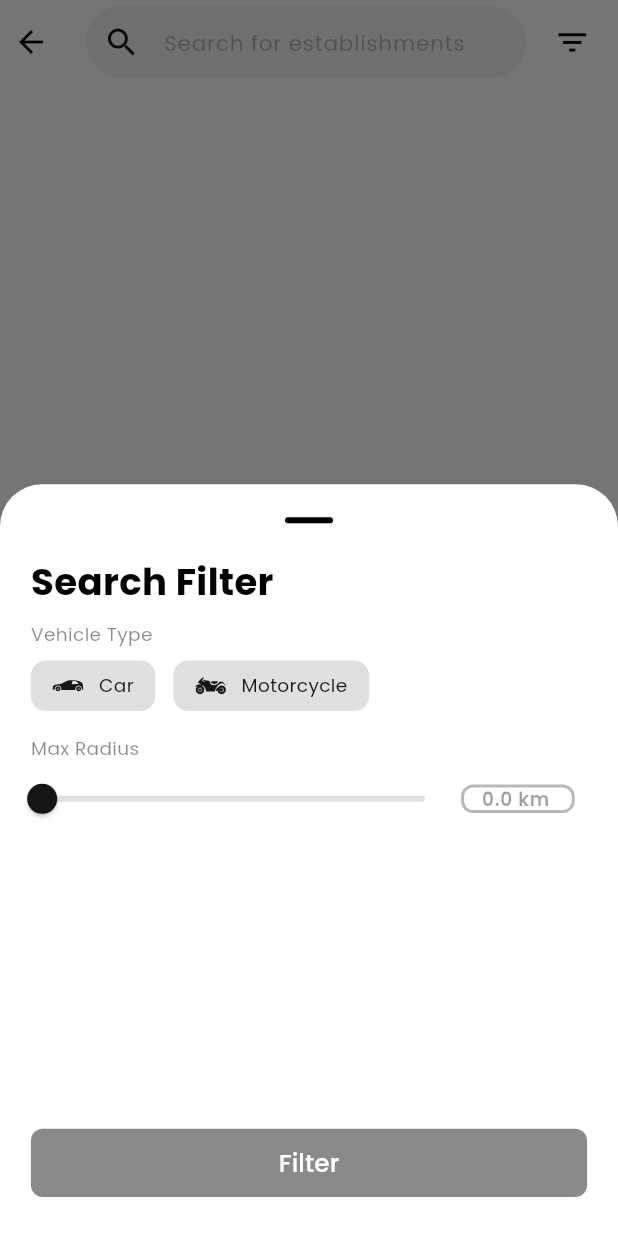
After one commit to eseepark06/eseepark, a Flutter app: the Search screen opened directly, after a tap on the "filter list" icon, on a phone screen of 412 x 824 dp. The commit adds this screen. Run offline on Flutter 3.47's test engine with Material 3 defaults, Android fonts, the phone set to English and light mode, and no system bars; drawn by our look-alikes of syncfusion_flutter_sliders; our stand-ins replace custom_refresh_indicator, dropdown_button2, flutter_native_splash, flutter_otp_text_field, flutter_sticky_header, flutter_svg and 6 more; accounts and stored records are empty; statements that could not run were skipped.

Commit message:
eSEEPark v1.0.8

```diff
--- a/lib/models/establishment_model.dart
+++ b/lib/models/establishment_model.dart
@@ -90,8 +90,6 @@ class Establishment {
     );
   }
 
-
-
   // Convert an instance to a Map
   Map<String, dynamic> toMap() {
     return {
--- /dev/null
+++ b/lib/screens/others/search/partials/search_filter.dart
@@ -0,0 +1,258 @@
+import 'package:eseepark/globals.dart';
+import 'package:flutter/material.dart';
+import 'package:flutter_svg/flutter_svg.dart';
+import 'package:syncfusion_flutter_sliders/sliders.dart';
+
+class SearchFilter extends StatefulWidget {
+  final Map<String, dynamic> filter;
+
+  const SearchFilter({
+    super.key,
+    required this.filter
+  });
+
+  @override
+  State<SearchFilter> createState() => _SearchFilterState();
+}
+
+class _SearchFilterState extends State<SearchFilter> {
+  Map<String, dynamic> searchFilter = {};
+
+  List<VehicleType> vehicleType = [];
+
+  @override
+  void initState() {
+    super.initState();
+
+    searchFilter = widget.filter;
+
+    vehicleType = [
+      VehicleType(0, 'Car', 'assets/svgs/search/car.svg'),
+      VehicleType(1, 'Motorcycle', 'assets/svgs/search/motorcycle.svg'),
+    ];
+  }
+
+  @override
+  Widget build(BuildContext context) {
+    return Container(
+      height: screenHeight * 0.55,
+      width: screenWidth,
+      child: Column(
+        mainAxisAlignment: MainAxisAlignment.spaceBetween,
+        crossAxisAlignment: CrossAxisAlignment.start,
+        children: [
+          Container(
+            child: Column(
+              crossAxisAlignment: CrossAxisAlignment.start,
+              children: [
+                Padding(
+                  padding: EdgeInsets.symmetric(
+                    horizontal: screenWidth * 0.05,
+                  ),
+                  child: Text('Search Filter',
+                    style: TextStyle(
+                      fontWeight: FontWeight.w700,
+                      fontSize: screenWidth * 0.06
+                    ),
+                  ),
+                ),
+                SizedBox(height: screenHeight * 0.01),
+                Container(
+                  margin: EdgeInsets.only(bottom: screenHeight * 0.01),
+                  padding: EdgeInsets.symmetric(
+                    horizontal: screenWidth * 0.05,
+                  ),
+                  child: Column(
+                    crossAxisAlignment: CrossAxisAlignment.start,
+                    children: [
+                      Text('Vehicle Type',
+                        style: TextStyle(
+                            fontSize: screenWidth * 0.03,
+                            color: Theme.of(context).colorScheme.primary.withValues(alpha: 0.5)
+                        ),
+                      ),
+                      SizedBox(height: screenHeight * 0.01),
+                      Wrap(
+                        alignment: WrapAlignment.start,
+                        spacing: 12.0, // Add spacing between items
+                        runSpacing: 12.0, // Add spacing between rows
+                        children: vehicleType.asMap().entries.map((e) {
+                          final int index = e.key;
+                          final VehicleType type = e.value;
+
+                          return InkWell(
+                            onTap: () {
+                              setState(() {
+                                searchFilter['vehicle_type'] ??= []; // Ensure it's a list before using it
+                                if ((searchFilter['vehicle_type'] as List).contains(type.name)) {
+                                  (searchFilter['vehicle_type'] as List).remove(type.name);
+                                } else {
+                                  (searchFilter['vehicle_type'] as List).add(type.name);
+                                }
+                              });
+                            },
+                            borderRadius: BorderRadius.circular(10),
+                            child: Container(
+                              decoration: BoxDecoration(
+                                color: searchFilter['vehicle_type'] != null && (searchFilter['vehicle_type'] as List).contains(type.name) ? Theme.of(context).colorScheme.primary :  Theme.of(context).colorScheme.secondary,
+                                borderRadius: BorderRadius.circular(10),
+                              ),
+                              padding: EdgeInsets.symmetric(
+                                horizontal: screenWidth * 0.035,
+                                vertical: screenHeight * 0.008
+                              ),
+                              child: Row(
+                                mainAxisSize: MainAxisSize.min,
+                                children: [
+                                  SvgPicture.asset(type.svgAsset,
+                                    width: screenWidth * 0.05,
+                                    colorFilter: ColorFilter.mode(
+                                      searchFilter['vehicle_type'] != null && (searchFilter['vehicle_type'] as List).contains(type.name) ? Colors.white : Theme.of(context).colorScheme.primary,
+                                      BlendMode.srcIn,
+                                    ),
+                                  ),
+                                  SizedBox(width: screenWidth * 0.025),
+                                  Text(type.name,
+                                    style: TextStyle(
+                                      fontSize: screenWidth * 0.03,
+                                      fontWeight: searchFilter['vehicle_type'] != null && (searchFilter['vehicle_type'] as List).contains(type.name) ? FontWeight.bold : FontWeight.normal,
+                                      color: searchFilter['vehicle_type'] != null && (searchFilter['vehicle_type'] as List).contains(type.name) ? Colors.white : Theme.of(context).colorScheme.primary,
+                                    ),
+                                  ),
+                                ],
+                              ),
+                            ),
+                          );
+                        }).toList(),
+                      ),
+                    ],
+                  ),
+                ),
+                SizedBox(height: screenHeight * 0.01),
+                Container(
+                  margin: EdgeInsets.only(bottom: screenHeight * 0.01),
+                  child: Column(
+                    crossAxisAlignment: CrossAxisAlignment.start,
+                    children: [
+                      Padding(
+                        padding: EdgeInsets.symmetric(
+                          horizontal: screenWidth * 0.05,
+                        ),
+                        child: Text('Max Radius',
+                          style: TextStyle(
+                              fontSize: screenWidth * 0.03,
+                              color: Theme.of(context).colorScheme.primary.withValues(alpha: 0.5)
+                          ),
+                        ),
+                      ),
+                      Padding(
+                        padding: EdgeInsets.only(
+                          left: screenWidth * 0.01,
+                          right: screenWidth * 0.07,
+                        ),
+                        child: Row(
+                          children: [
+                            Expanded(
+                              flex: 4,
+                              child: SfSlider(
+                                min: 0.0,
+                                max: 40.0,
+                                value: searchFilter['max_radius_km'] ?? 0.0,
+                                interval: 20,
+                                enableTooltip: false,
+                                minorTicksPerInterval: 1,
+                                edgeLabelPlacement: EdgeLabelPlacement.auto,
+                                activeColor: Theme.of(context).colorScheme.primary,
+                                labelPlacement: LabelPlacement.onTicks,
+                                inactiveColor: Theme.of(context).colorScheme.secondary,
+                                onChanged: (dynamic value){
+                                  setState(() {
+                                    searchFilter['max_radius_km'] = double.parse((value).toStringAsPrecision(2));
+                                  });
+
+                                  print(searchFilter);
+                                },
+                              ),
+                            ),
+                            Expanded(
+                              flex: 1,
+                              child: TextFormField(
+                                controller: TextEditingController(text: '${searchFilter['max_radius_km'] ?? 0.0} km'),
+                                textAlign: TextAlign.center,
+                                style: TextStyle(
+                                    fontFamily: 'Poppins',
+                                    fontWeight: FontWeight.w600,
+                                    fontSize: screenWidth * 0.03
+                                ),
+                                enabled: false,
+                                decoration: InputDecoration(
+                                  contentPadding: EdgeInsets.symmetric(
+                                      horizontal: screenWidth * 0.02,
+                                      vertical: 0
+                                  ),
+                                  isDense: true,
+                                  disabledBorder: OutlineInputBorder(
+                                    borderRadius: BorderRadius.all(Radius.circular(8)),
+                                    borderSide: BorderSide(
+                                        color: Theme.of(context).colorScheme.primary.withValues(alpha: 0.3),
+                                        width: 2
+                                    ),
+                                  ),
+                                  border: OutlineInputBorder(
+                                    borderRadius: BorderRadius.all(Radius.circular(8)),
+                                  ),
+                                ),
+                              ),
+                            )
+                          ],
+                        ),
+                      ),
+                    ],
+                  ),
+                ),
+              ],
+            ),
+          ),
+          Container(
+            margin: EdgeInsets.only(
+              bottom: screenHeight * 0.03,
+              left: screenWidth * 0.05,
+              right: screenWidth * 0.05
+            ),
+            width: screenWidth,
+            child: ElevatedButton(
+              onPressed: searchFilter.isEmpty ? null : () {
+                Navigator.pop(context, searchFilter);
+              },
+              style: ElevatedButton.styleFrom(
+                backgroundColor: Theme.of(context).colorScheme.primary,
+                disabledBackgroundColor: Theme.of(context).colorScheme.primary.withValues(alpha: 0.5),
+                elevation: 0,
+                shape: RoundedRectangleBorder(
+                  borderRadius: BorderRadius.circular(8),
+                ),
+                padding: EdgeInsets.symmetric(
+                  vertical: screenHeight * 0.013
+                ),
+              ),
+              child: Text('Filter',
+                style: TextStyle(
+                  color: Colors.white,
+                  fontSize: screenWidth * 0.04
+                ),
+              ),
+            ),
+          )
+        ],
+      ),
+    );
+  }
+}
+
+class VehicleType {
+  int id;
+  String name;
+  String svgAsset;
+
+  VehicleType(this.id, this.name, this.svgAsset);
+}
--- a/lib/screens/others/search/search.dart
+++ b/lib/screens/others/search/search.dart
@@ -4,6 +4,7 @@ import 'package:eseepark/globals.dart';
 import 'package:eseepark/models/establishment_model.dart';
 import 'package:eseepark/models/search_model.dart';
 import 'package:eseepark/providers/root_provider.dart';
+import 'package:eseepark/screens/others/search/partials/search_filter.dart';
 import 'package:eseepark/screens/others/search/partials/show_info.dart';
 import 'package:flutter/cupertino.dart';
 import 'package:flutter/material.dart';
@@ -21,6 +22,7 @@ class Search extends StatefulWidget {
 class _SearchState extends State<Search> {
   final EstablishmentController controller = EstablishmentController();
   final TextEditingController searchController = TextEditingController();
+  Map<String, dynamic> searchFilter = {};
 
   List<Establishment> searchedData = [];
   bool isSearching = false;
@@ -68,6 +70,23 @@ class _SearchState extends State<Search> {
     return TextSpan(children: spans);
   }
 
+  Future<void> loadSearch(String val) async {
+    if(searchFilter.isNotEmpty) {
+      searchedData = await controller.searchEstablishmentsWithFilters(
+        searchText: val,
+        maxResults: 10,
+        vehicleTypes: searchFilter['vehicle_type'] ?? ['Car', 'Motorcycle'],
+        maxRadiusKm: searchFilter['max_radius_km'],
+        rateTypes: searchFilter['rate_type'],
+      );
+    } else {
+      searchedData = await controller.searchEstablishments(
+          searchText: val,
+          maxResults: 10
+      );
+    }
+  }
+
 
   @override
   Widget build(BuildContext context) {
@@ -93,7 +112,9 @@ class _SearchState extends State<Search> {
                    setState(() {
                      isSearching = true;
                    });
-                   searchedData = await controller.searchEstablishments(searchText: val, maxResults: 10);
+
+                   await loadSearch(val);
+
 
                    // await Future.delayed(Duration(seconds: 2));
                    setState(() {
@@ -134,9 +155,44 @@ class _SearchState extends State<Search> {
               ),
             ),
             SizedBox(width: screenWidth * 0.04),
-            Container(
-              width: screenWidth * 0.07,
-              child: Icon(Icons.filter_list_outlined, size: screenSize * 0.02),
+            InkWell(
+              onTap: () => showModalBottomSheet(
+                  context: context,
+                  isScrollControlled: true,
+                  showDragHandle: true,
+                  enableDrag: true,
+                  builder: (context) => SearchFilter(filter: searchFilter)
+              ).then((val) async {
+                if(val is Map<String, dynamic>) {
+                  setState(() {
+                    searchFilter = val;
+                  });
+
+                  FocusScope.of(Get.context as BuildContext).unfocus();
+
+
+
+                  if(searchController.text.trim().isNotEmpty) {
+                    setState(() {
+                      isSearching = true;
+                    });
+
+                    await loadSearch(searchController.text.trim());
+
+                  }
+                  setState(() {
+                    isSearching = false;
+                  });
+                }
+              }),
+              borderRadius: BorderRadius.circular(8),
+              splashColor: Colors.transparent,
+              splashFactory: NoSplash.splashFactory,
+              highlightColor: Colors.transparent,
+              child: Container(
+                width: screenWidth * 0.07,
+                child: Icon(Icons.filter_list_outlined, size: screenSize * 0.02),
+              ),
             )
           ],
         ),
--- a/pubspec.yaml
+++ b/pubspec.yaml
@@ -54,6 +54,8 @@ dependencies:
   intl: ^0.20.2
   geolocator: ^13.0.2
   custom_refresh_indicator: ^4.0.1
+  url_launcher: ^6.3.1
+  syncfusion_flutter_sliders: ^28.2.6
 
 flutter_native_splash:
   color: "#151515"
@@ -91,6 +93,7 @@ flutter:
     - assets/images/home/establishments/
     - assets/svgs/home/
     - assets/svgs/hub/
+    - assets/svgs/search/
 
   fonts:
     - family: HelveticaNeue
```
Also changed, not shown: lib/controllers/establishments/establishments_controller.dart (+85 -2 lines), lib/models/parking_rate_model.dart (+23 -6 lines), lib/screens/others/booking/booking.dart (+14 -2 lines), lib/screens/others/search/partials/search_result.dart (added, +31 -0 lines), assets/svgs/search/car.svg (added), assets/svgs/search/motorcycle.svg (added), pubspec.lock.
